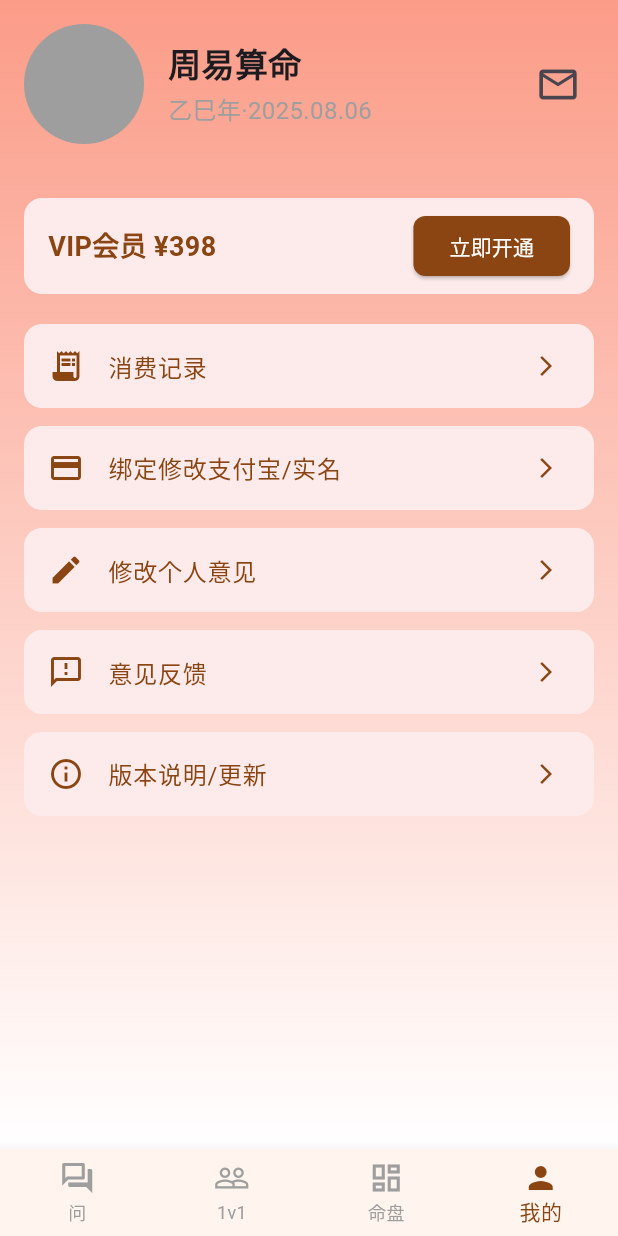
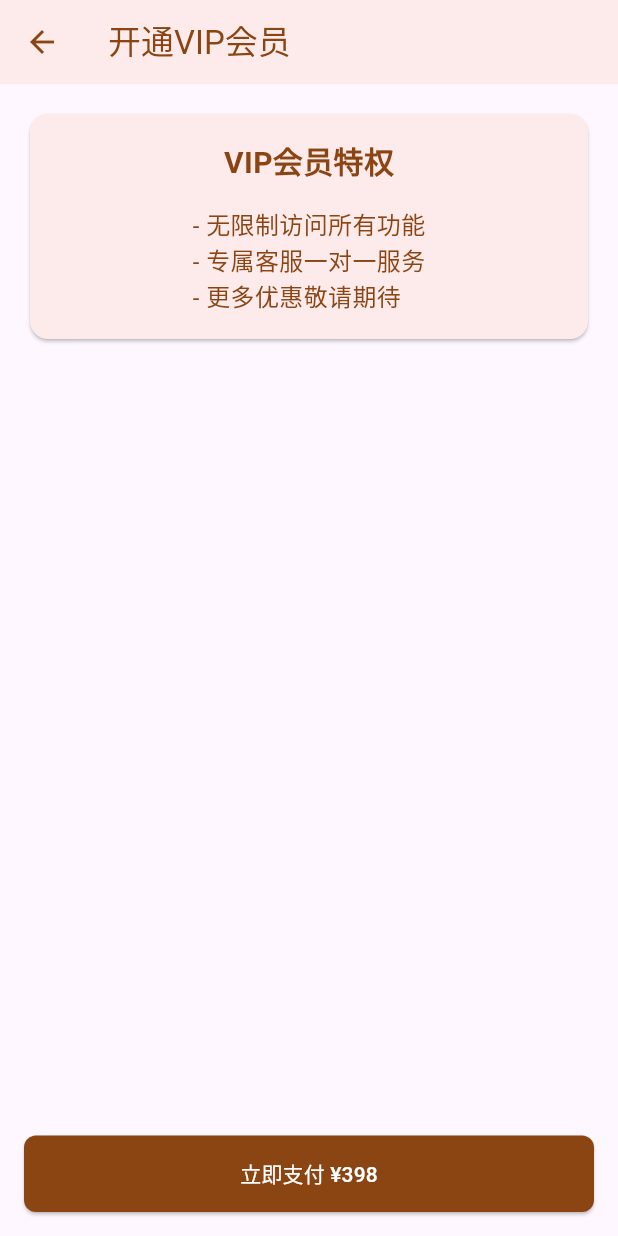
Before and after one commit to wstszx/zhouyi_flutter, a Flutter app: the MainScreen screen opened directly, item 4 of the bottom bar chosen, after a tap on "立即开通", on a phone screen of 412 x 824 dp. Run offline on Flutter 3.47's test engine with Material 3 defaults, Android fonts, the light colour scheme and no system bars; our stand-ins replace flutter_slidable, flutter_svg, webview_flutter; Roboto replaces fonts that are missing (PingFang SC).

Commit message:
feat: add VipPurchaseScreen and integrate with ProfileScreen

```diff
--- a/lib/screens/profile_screen.dart
+++ b/lib/screens/profile_screen.dart
@@ -4,6 +4,7 @@ import 'bind_alipay_screen.dart';
 import 'edit_opinion_screen.dart';
 import 'feedback_screen.dart';
 import 'version_info_screen.dart';
+import 'vip_purchase_screen.dart';
 
 class ProfileScreen extends StatelessWidget {
   const ProfileScreen({super.key});
@@ -67,7 +68,12 @@ class ProfileScreen extends StatelessWidget {
         children: [
           const Text('VIP会员 ¥398', style: TextStyle(fontSize: 18, fontWeight: FontWeight.bold, color: Color(0xFF8B4513))),
           ElevatedButton(
-            onPressed: () {},
+            onPressed: () {
+              Navigator.push(
+                context,
+                MaterialPageRoute(builder: (context) => const VipPurchaseScreen()),
+              );
+            },
             style: ElevatedButton.styleFrom(
               backgroundColor: const Color(0xFF8B4513),
               foregroundColor: Colors.white,
--- /dev/null
+++ b/lib/screens/vip_purchase_screen.dart
@@ -0,0 +1,54 @@
+import 'package:flutter/material.dart';
+
+class VipPurchaseScreen extends StatelessWidget {
+  const VipPurchaseScreen({super.key});
+
+  @override
+  Widget build(BuildContext context) {
+    return Scaffold(
+      appBar: AppBar(
+        title: const Text('开通VIP会员'),
+        backgroundColor: const Color(0xFFFDEBEB),
+        elevation: 0,
+        foregroundColor: const Color(0xFF8B4513),
+      ),
+      body: Padding(
+        padding: const EdgeInsets.all(16.0),
+        child: Column(
+          crossAxisAlignment: CrossAxisAlignment.stretch,
+          children: [
+            const Card(
+              color: Color(0xFFFDEBEB),
+              child: Padding(
+                padding: EdgeInsets.all(16.0),
+                child: Column(
+                  children: [
+                    Text('VIP会员特权', style: TextStyle(fontSize: 20, fontWeight: FontWeight.bold, color: Color(0xFF8B4513))),
+                    SizedBox(height: 16),
+                    Text('- 无限制访问所有功能\n- 专属客服一对一服务\n- 更多优惠敬请期待', style: TextStyle(fontSize: 16, color: Color(0xFF8B4513))),
+                  ],
+                ),
+              ),
+            ),
+            const Spacer(),
+            ElevatedButton(
+              onPressed: () {
+                // TODO: Implement payment logic
+                ScaffoldMessenger.of(context).showSnackBar(
+                  const SnackBar(content: Text('正在跳转支付...')),
+                );
+              },
+              style: ElevatedButton.styleFrom(
+                backgroundColor: const Color(0xFF8B4513),
+                foregroundColor: Colors.white,
+                shape: RoundedRectangleBorder(borderRadius: BorderRadius.circular(8)),
+                padding: const EdgeInsets.symmetric(vertical: 15),
+              ),
+              child: const Text('立即支付 ¥398'),
+            ),
+          ],
+        ),
+      ),
+    );
+  }
+}
```
